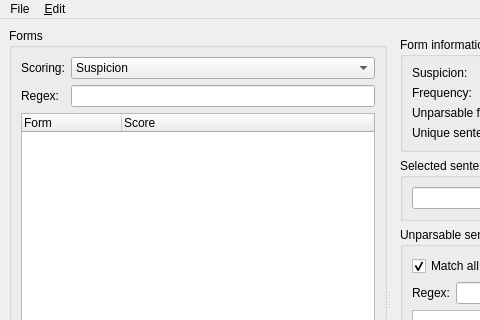
Qt form miningviewer/MinerMainWindow.ui (rug-compling/errormining) before a commit; both pictures show x 0 to 480 and y 0 to 320 of the 800 by 600 pixel window.
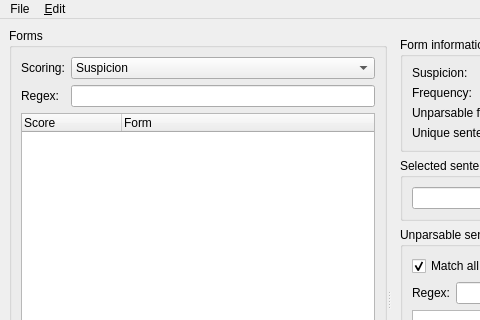
The same form after that commit.

Commit message: Swap form and suspicion columns.

Diff of the .ui file:
```diff
--- a/miningviewer/MinerMainWindow.ui
+++ b/miningviewer/MinerMainWindow.ui
@@ -110,12 +110,12 @@
           </property>
           <column>
            <property name="text" >
-            <string>Form</string>
+            <string>Score</string>
            </property>
           </column>
           <column>
            <property name="text" >
-            <string>Score</string>
+            <string>Form</string>
            </property>
           </column>
          </widget>
```
The commit also changes 1 other file.
